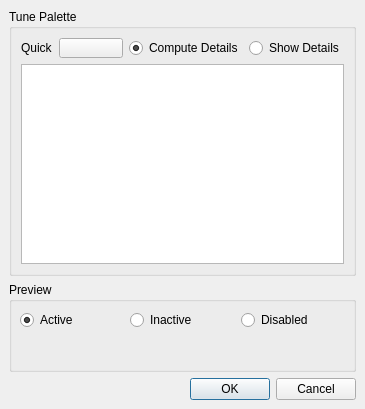
This is src/designer/src/components/propertyeditor/paletteeditor.ui in qt/qttools as Qt 5 draws it before an edit. The edited form follows.
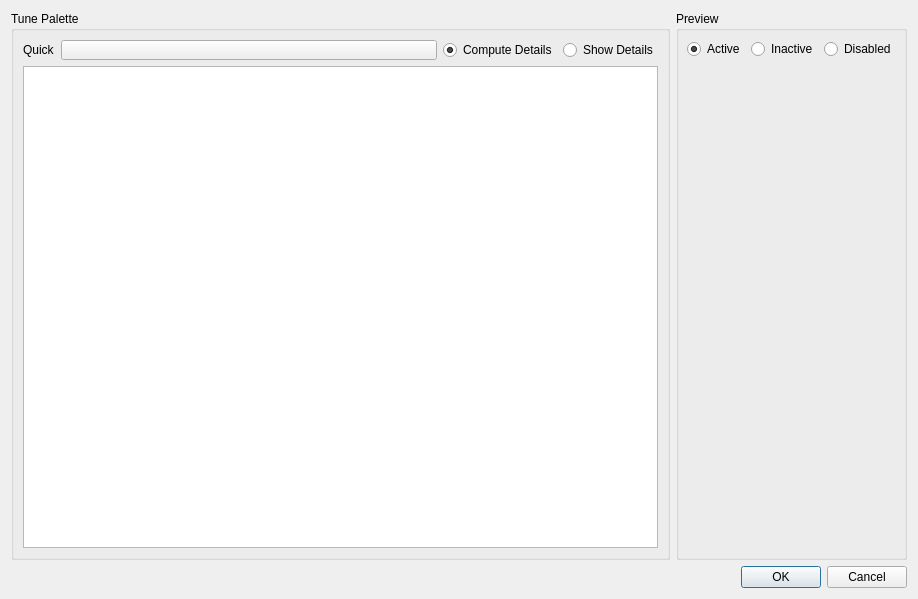
This is the edited form. Custom widgets are drawn as their Qt base class.

Commit message:
Qt Designer/Palette editor: Change main layout to horizontal
Otherwise, the dialog looks unnaturally large in the vertical direction.

What changed in the file:
```diff
--- a/src/designer/src/components/propertyeditor/paletteeditor.ui
+++ b/src/designer/src/components/propertyeditor/paletteeditor.ui
@@ -27,19 +27,17 @@
 **
 *********************************************************************</comment>
  <class>qdesigner_internal::PaletteEditor</class>
- <widget class="QDialog" name="qdesigner_internal::PaletteEditor" >
-  <property name="geometry" >
+ <widget class="QDialog" name="qdesigner_internal::PaletteEditor">
+  <property name="geometry">
    <rect>
     <x>0</x>
     <y>0</y>
-    <width>365</width>
-    <height>409</height>
+    <width>918</width>
+    <height>599</height>
    </rect>
   </property>
-  <property name="sizePolicy" >
-   <sizepolicy>
-    <hsizetype>7</hsizetype>
-    <vsizetype>7</vsizetype>
+  <property name="sizePolicy">
+   <sizepolicy hsizetype="Expanding" vsizetype="Expanding">
     <horstretch>0</horstretch>
     <verstretch>0</verstretch>
    </sizepolicy>
@@ -47,16 +45,12 @@
   <property name="windowTitle" >
    <string>Edit Palette</string>
   </property>
-  <layout class="QVBoxLayout" >
-   <property name="margin" >
-    <number>9</number>
-   </property>
-   <property name="spacing" >
-    <number>6</number>
-   </property>
+  <layout class="QVBoxLayout" name="verticalLayout">
    <item>
-    <widget class="QGroupBox" name="advancedBox" >
-     <property name="minimumSize" >
+    <layout class="QHBoxLayout" name="horizontalLayout">
+     <item>
+      <widget class="QGroupBox" name="advancedBox">
+       <property name="minimumSize">
       <size>
        <width>0</width>
        <height>0</height>
@@ -71,19 +65,26 @@
      <property name="title" >
       <string>Tune Palette</string>
      </property>
-     <layout class="QGridLayout" >
-      <property name="margin" >
+       <layout class="QGridLayout">
+        <property name="leftMargin">
        <number>9</number>
       </property>
-      <property name="spacing" >
+        <property name="topMargin">
+         <number>9</number>
+        </property>
+        <property name="rightMargin">
+         <number>9</number>
+        </property>
+        <property name="bottomMargin">
+         <number>9</number>
+        </property>
+        <property name="spacing">
        <number>6</number>
       </property>
-      <item row="0" column="1" >
-       <widget class="QtColorButton" name="buildButton" >
-        <property name="sizePolicy" >
-         <sizepolicy>
-          <hsizetype>7</hsizetype>
-          <vsizetype>13</vsizetype>
+        <item row="0" column="1">
+         <widget class="QtColorButton" name="buildButton">
+          <property name="sizePolicy">
+           <sizepolicy hsizetype="Expanding" vsizetype="Ignored">
           <horstretch>0</horstretch>
           <verstretch>0</verstretch>
          </sizepolicy>
@@ -93,9 +94,9 @@
         </property>
        </widget>
       </item>
-      <item row="1" column="0" colspan="4" >
-       <widget class="QTreeView" name="paletteView" >
-        <property name="minimumSize" >
+        <item row="1" column="0" colspan="4">
+         <widget class="QTreeView" name="paletteView">
+          <property name="minimumSize">
          <size>
           <width>0</width>
           <height>200</height>
@@ -103,16 +104,16 @@
         </property>
        </widget>
       </item>
-      <item row="0" column="3" >
-       <widget class="QRadioButton" name="detailsRadio" >
-        <property name="text" >
+        <item row="0" column="3">
+         <widget class="QRadioButton" name="detailsRadio">
+          <property name="text">
          <string>Show Details</string>
         </property>
        </widget>
       </item>
-      <item row="0" column="2" >
-       <widget class="QRadioButton" name="computeRadio" >
-        <property name="text" >
+        <item row="0" column="2">
+         <widget class="QRadioButton" name="computeRadio">
+          <property name="text">
          <string>Compute Details</string>
         </property>
         <property name="checked" >
@@ -120,9 +121,9 @@
         </property>
        </widget>
       </item>
-      <item row="0" column="0" >
-       <widget class="QLabel" name="label" >
-        <property name="text" >
+        <item row="0" column="0">
+         <widget class="QLabel" name="label">
+          <property name="text">
          <string>Quick</string>
         </property>
        </widget>
@@ -131,11 +132,9 @@
     </widget>
    </item>
    <item>
-    <widget class="QGroupBox" name="GroupBox126" >
-     <property name="sizePolicy" >
-      <sizepolicy>
-       <hsizetype>5</hsizetype>
-       <vsizetype>7</vsizetype>
+      <widget class="QGroupBox" name="GroupBox126">
+       <property name="sizePolicy">
+        <sizepolicy hsizetype="Preferred" vsizetype="Expanding">
        <horstretch>0</horstretch>
        <verstretch>0</verstretch>
       </sizepolicy>
@@ -143,30 +142,39 @@
      <property name="title" >
       <string>Preview</string>
      </property>
-     <layout class="QGridLayout" >
-      <property name="margin" >
+       <layout class="QGridLayout">
+        <property name="leftMargin">
        <number>8</number>
       </property>
-      <property name="spacing" >
+        <property name="topMargin">
+         <number>8</number>
+        </property>
+        <property name="rightMargin">
+         <number>8</number>
+        </property>
+        <property name="bottomMargin">
+         <number>8</number>
+        </property>
+        <property name="spacing">
        <number>6</number>
       </property>
-      <item row="0" column="2" >
-       <widget class="QRadioButton" name="disabledRadio" >
-        <property name="text" >
+        <item row="0" column="2">
+         <widget class="QRadioButton" name="disabledRadio">
+          <property name="text">
          <string>Disabled</string>
         </property>
        </widget>
       </item>
-      <item row="0" column="1" >
-       <widget class="QRadioButton" name="inactiveRadio" >
-        <property name="text" >
+        <item row="0" column="1">
+         <widget class="QRadioButton" name="inactiveRadio">
+          <property name="text">
          <string>Inactive</string>
         </property>
        </widget>
       </item>
-      <item row="0" column="0" >
-       <widget class="QRadioButton" name="activeRadio" >
-        <property name="text" >
+        <item row="0" column="0">
+         <widget class="QRadioButton" name="activeRadio">
+          <property name="text">
          <string>Active</string>
         </property>
         <property name="checked" >
@@ -174,12 +182,10 @@
         </property>
        </widget>
       </item>
-      <item row="1" column="0" colspan="3" >
-       <widget class="qdesigner_internal::PreviewFrame" native="1" name="previewFrame" >
-        <property name="sizePolicy" >
-         <sizepolicy>
-          <hsizetype>7</hsizetype>
-          <vsizetype>7</vsizetype>
+        <item row="1" column="0" colspan="3">
+         <widget class="qdesigner_internal::PreviewFrame" name="previewFrame" native="true">
+          <property name="sizePolicy">
+           <sizepolicy hsizetype="Expanding" vsizetype="Expanding">
           <horstretch>0</horstretch>
           <verstretch>0</verstretch>
          </sizepolicy>
@@ -189,13 +195,15 @@
      </layout>
     </widget>
    </item>
+    </layout>
+   </item>
    <item>
-    <widget class="QDialogButtonBox" name="buttonBox" >
-     <property name="orientation" >
+    <widget class="QDialogButtonBox" name="buttonBox">
+     <property name="orientation">
       <enum>Qt::Horizontal</enum>
      </property>
-     <property name="standardButtons" >
-      <set>QDialogButtonBox::Cancel|QDialogButtonBox::NoButton|QDialogButtonBox::Ok</set>
+     <property name="standardButtons">
+      <set>QDialogButtonBox::Cancel|QDialogButtonBox::Ok</set>
      </property>
     </widget>
    </item>
```
Left out of the diff: 25 changed lines with no effect on the pictures. Lines whose indentation alone changed are shown as unchanged.
